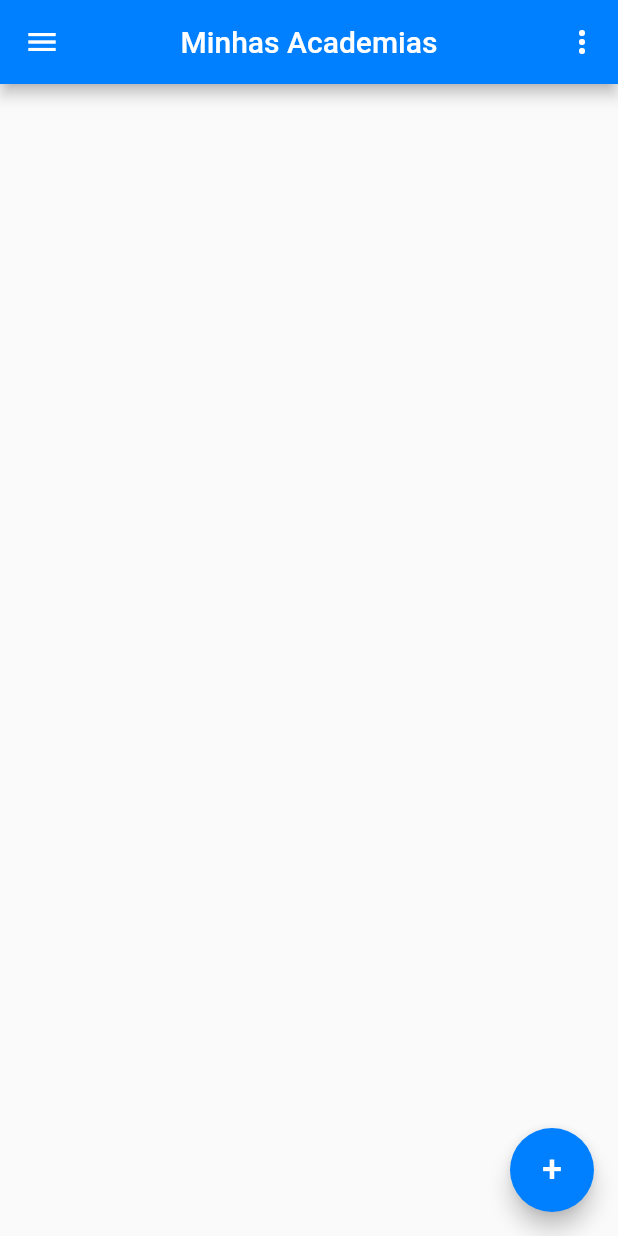
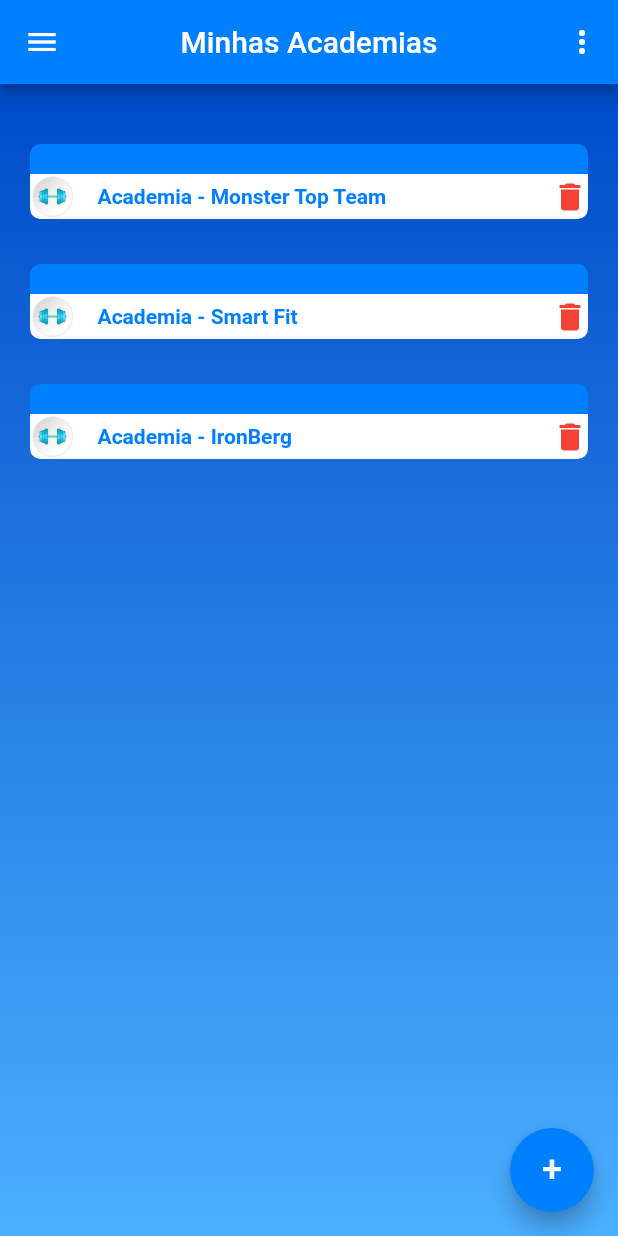
Before and after one commit to matheusd-oliveira/Gym-App, a Flutter app: the screen it shows after launch, on a phone screen of 412 x 824 dp. Run offline on Flutter 3.47's test engine with Material 2 defaults, Android fonts, the light colour scheme and no system bars; our stand-ins replace shared_preferences.

Commit message:
home - initialized content home

```diff
--- a/lib/pages/home/home_page.dart
+++ b/lib/pages/home/home_page.dart
@@ -1,5 +1,6 @@
 import 'package:flutter/material.dart';
 import 'package:gym_app/pages/home/home_widgets/home_appbar.dart';
+import 'package:gym_app/pages/home/home_widgets/home_content.dart';
 import 'package:gym_app/pages/home/home_widgets/home_drawer.dart';
 import 'package:gym_app/pages/home/home_widgets/home_fab.dart';
 
@@ -15,7 +16,7 @@
       appBar: getHomeAppBar(),
       drawer: getHomeDrawer(),
       floatingActionButton: getHomeFab(),
-      body: Container(),
+      body: HomePageContent(),
     );
   }
 }
--- a/lib/pages/home/home_widgets/home_content.dart
+++ b/lib/pages/home/home_widgets/home_content.dart
@@ -0,0 +1,50 @@
+import 'package:flutter/material.dart';
+import 'package:gym_app/pages/home/home_widgets/home_list_item.dart';
+import 'package:gym_app/pages/home/home_widgets/home_list_model.dart';
+import 'package:gym_app/shared/constants/custom_colors.dart';
+
+class HomePageContent extends StatefulWidget {
+  @override
+  State<HomePageContent> createState() => _HomePageContentState();
+}
+
+class _HomePageContentState extends State<HomePageContent> {
+  List<HomeListModel> listMockedList = [
+    HomeListModel(
+      title: 'Academia - Monster Top Team',
+      assetIcon: 'assets/dumbbell-semfundo.png',
+    ),
+    HomeListModel(
+      title: 'Academia - Smart Fit',
+      assetIcon: 'assets/dumbbell-semfundo.png',
+    ),
+    HomeListModel(
+      title: 'Academia - IronBerg',
+      assetIcon: 'assets/dumbbell-semfundo.png',
+    ),
+  ];
+  @override
+  Widget build(BuildContext context) {
+    return Container(
+      decoration: BoxDecoration(
+        gradient: LinearGradient(
+          begin: Alignment.topCenter,
+          end: Alignment.bottomCenter,
+          colors: [
+            CustomColors().getGradientMainColor(),
+            CustomColors().getGradientSecondaryColor(),
+          ],
+        ),
+      ),
+      padding: EdgeInsets.symmetric(vertical: 40, horizontal: 20),
+      child: ListView.builder(
+        itemCount: listMockedList.length,
+        itemBuilder: (context, index) {
+          return HomeListItem(
+            homeListModel: listMockedList[index],
+          );
+        },
+      ),
+    );
+  }
+}
--- /dev/null
+++ b/lib/pages/home/home_widgets/home_list_item.dart
@@ -0,0 +1,71 @@
+import 'package:flutter/cupertino.dart';
+import 'package:flutter/material.dart';
+import 'package:gym_app/pages/home/home_widgets/home_list_model.dart';
+import 'package:gym_app/shared/constants/custom_colors.dart';
+
+class HomeListItem extends StatefulWidget {
+  final HomeListModel homeListModel;
+  HomeListItem({this.homeListModel});
+
+  @override
+  State<HomeListItem> createState() => _HomeListItemState();
+}
+
+class _HomeListItemState extends State<HomeListItem> {
+  @override
+  Widget build(BuildContext context) {
+    return Container(
+      margin: EdgeInsets.only(bottom: 30),
+      child: Column(
+        children: [
+          Container(
+            height: 20,
+            decoration: BoxDecoration(
+              color: CustomColors().getAppBarMainColor(),
+              borderRadius: BorderRadius.only(
+                topLeft: Radius.circular(7),
+                topRight: Radius.circular(7),
+              ),
+            ),
+          ),
+          Container(
+            height: 30,
+            decoration: BoxDecoration(
+              color: Colors.white,
+              borderRadius: BorderRadius.only(
+                bottomLeft: Radius.circular(7),
+                bottomRight: Radius.circular(7),
+              ),
+            ),
+            child: Container(
+              child: Row(
+                mainAxisAlignment: MainAxisAlignment.spaceBetween,
+                children: [
+                  Row(
+                    children: [
+                      Image.asset(
+                        widget.homeListModel.assetIcon,
+                        width: 30,
+                        height: 30,
+                        scale: 1,
+                      ),
+                      Padding(padding: EdgeInsets.only(left: 15)),
+                      Text(
+                        widget.homeListModel.title,
+                        style: TextStyle(
+                          color: CustomColors().getAppBarMainColor(),
+                          fontWeight: FontWeight.bold,
+                        ),
+                      ),
+                    ],
+                  ),
+                  Icon(Icons.delete, color: Colors.red),
+                ],
+              ),
+            ),
+          ),
+        ],
+      ),
+    );
+  }
+}
--- /dev/null
+++ b/lib/pages/home/home_widgets/home_list_model.dart
@@ -0,0 +1,9 @@
+import 'package:flutter/material.dart';
+
+class HomeListModel {
+  Icons icon;
+  String assetIcon;
+  String title;
+
+  HomeListModel({this.icon, this.title, this.assetIcon});
+}
```
